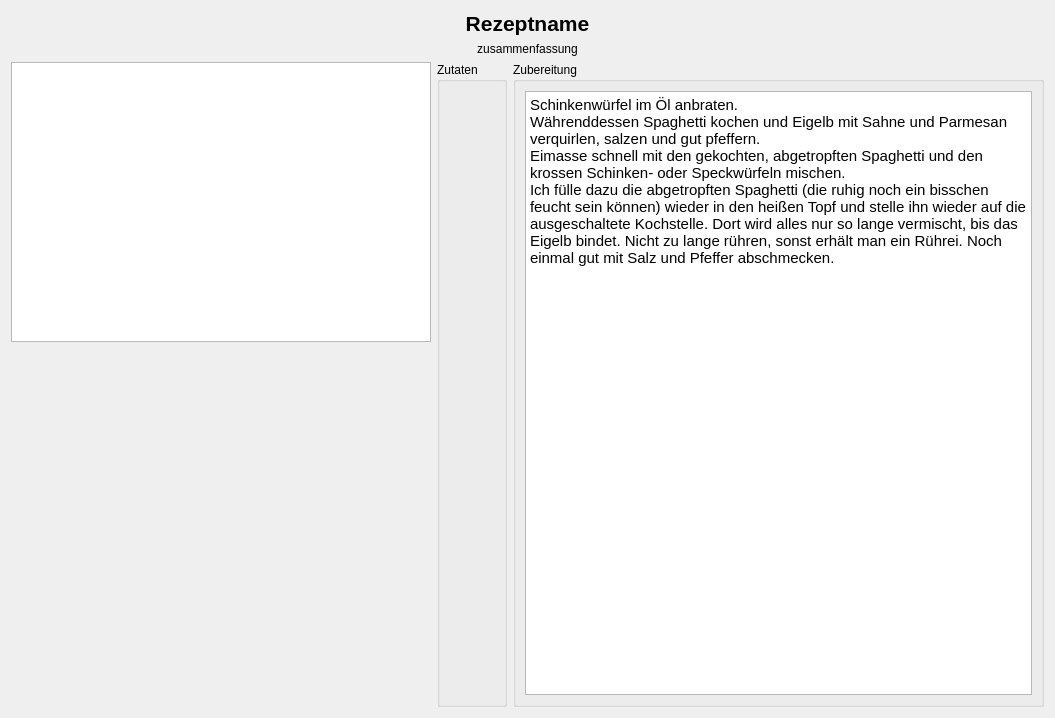
This is RecipeWidget.ui in Indidev/headcooker as Qt 5 draws it before an edit. The edited form follows.
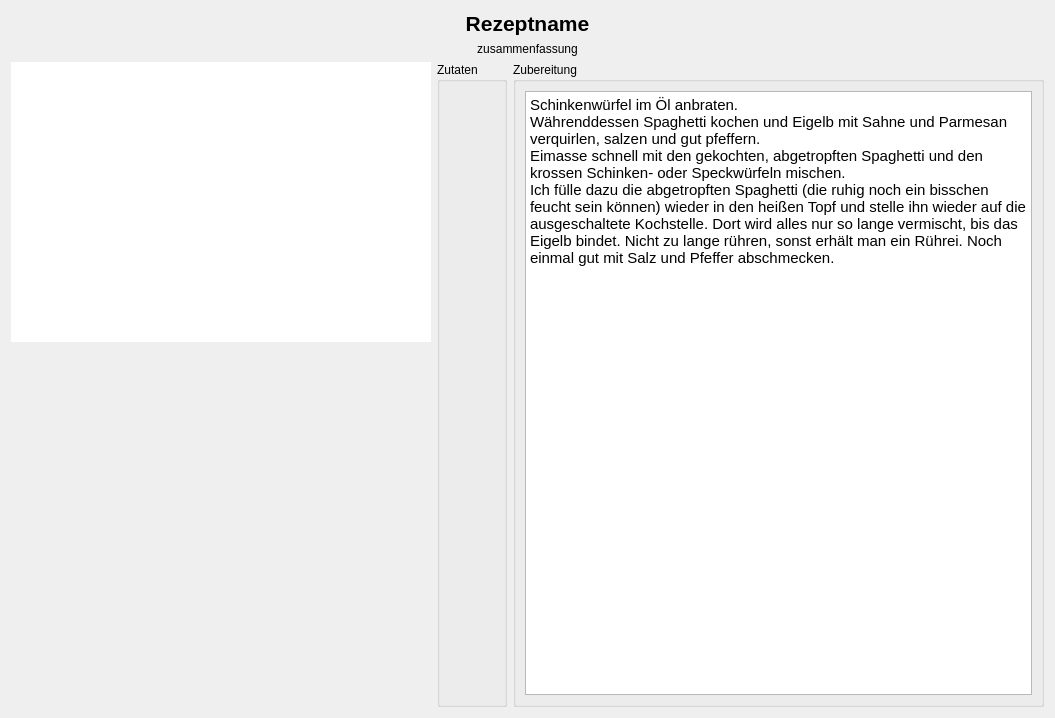
This is the edited form.

Commit message: added image preview to widget

The edit to the form file:
```diff
--- a/RecipeWidget.ui
+++ b/RecipeWidget.ui
@@ -77,6 +77,21 @@
            <height>280</height>
           </size>
          </property>
+         <property name="frameShape">
+          <enum>QFrame::NoFrame</enum>
+         </property>
+         <property name="frameShadow">
+          <enum>QFrame::Raised</enum>
+         </property>
+         <property name="verticalScrollBarPolicy">
+          <enum>Qt::ScrollBarAlwaysOff</enum>
+         </property>
+         <property name="horizontalScrollBarPolicy">
+          <enum>Qt::ScrollBarAlwaysOff</enum>
+         </property>
+         <property name="interactive">
+          <bool>false</bool>
+         </property>
          <property name="alignment">
           <set>Qt::AlignHCenter|Qt::AlignTop</set>
          </property>
```
Left out of the diff: 2 changed lines with no effect on the pictures. The commit also changes 5 other files.
